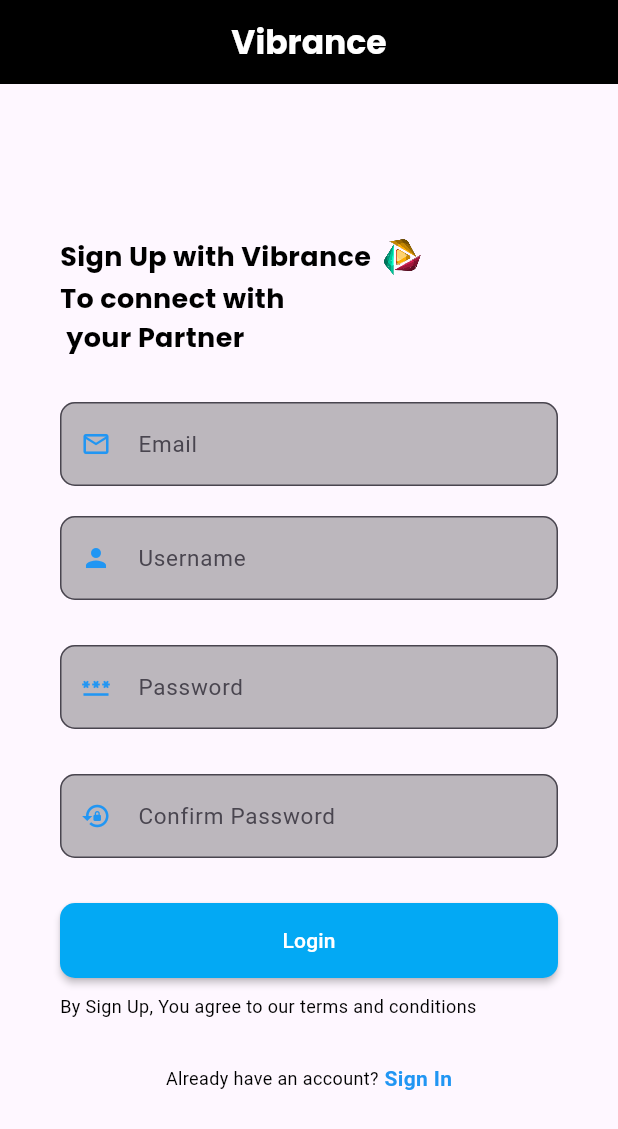
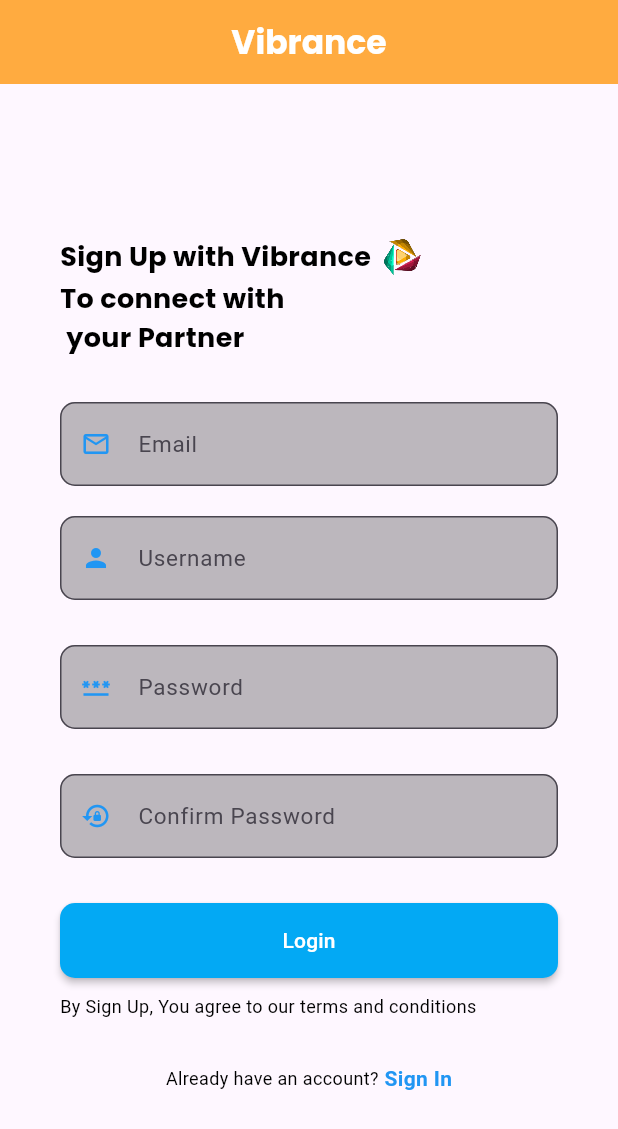
Before and after one commit to HaseebKhanGitHub/vibrance, a Flutter app: the signUp screen opened directly, on a phone screen of 412 x 824 dp. Shown: the top 1129 px of the screen. Run offline on Flutter 3.47's test engine with Material 3 defaults, Android fonts, the light colour scheme and no system bars; our stand-ins replace circular_profile_avatar, getwidget, google_fonts, rounded_loading_button_plus.

Commit message:
Update signUpScreen.dart

```diff
--- a/lib/Views/Auth/signUpScreen.dart
+++ b/lib/Views/Auth/signUpScreen.dart
@@ -1,6 +1,7 @@
 import 'package:flutter/material.dart';
 import 'package:google_fonts/google_fonts.dart';
 import 'package:rounded_loading_button_plus/rounded_loading_button.dart';
+import 'package:vibrance/Views/Auth/loginScreen.dart';
 
 import '../Widgets/Auth/authHeading.dart';
 import '../Widgets/Auth/authTextField.dart';
@@ -16,7 +17,7 @@ class signUp extends StatelessWidget {
         title: Text('Vibrance',
             style: GoogleFonts.poppins(
                 fontWeight: FontWeight.bold, color: Colors.white)),
-        backgroundColor: Colors.black,
+        backgroundColor: Colors.orangeAccent,
         centerTitle: true,
       ),
       body: Padding(
@@ -103,12 +104,18 @@ class signUp extends StatelessWidget {
                     "Already have an account?",
                     style: TextStyle(color: Colors.black, fontSize: 12),
                   ),
-                  Text(
-                    " Sign In",
-                    style: TextStyle(
-                        color: Colors.blue,
-                        fontWeight: FontWeight.bold,
-                        fontSize: 14),
+                  GestureDetector(
+                    onTap: () {
+                      Navigator.pushReplacement(context,
+                          MaterialPageRoute(builder: (context) => login()));
+                    },
+                    child: Text(
+                      " Sign In",
+                      style: TextStyle(
+                          color: Colors.blue,
+                          fontWeight: FontWeight.bold,
+                          fontSize: 14),
+                    ),
                   ),
                 ],
               )
```
